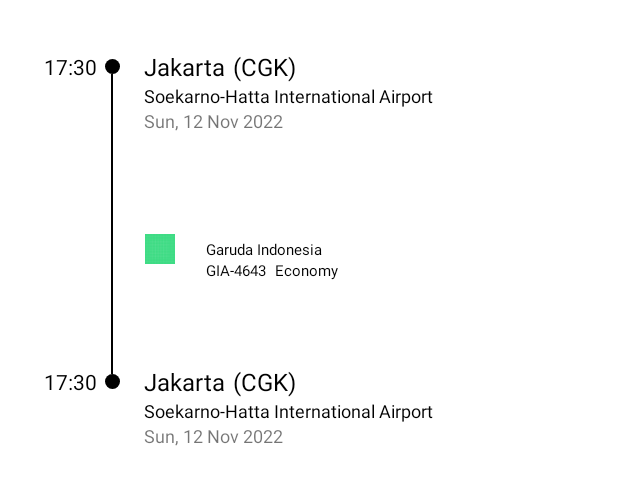
After one commit to Dwikaputra11/FlyPass, an Android app: the layout fragment_ticket_detail.xml on its own in the app's theme, with its tools: preview values and no code run, on a phone screen of 412 x 824 dp. The commit adds this screen. Shown: the top 485 px of the screen. Run offline under Robolectric (Android 15) with nearby library versions, the phone set to English and light mode, and no system bars.

Commit message:
Slicing Ticket List Complete

```diff
--- /dev/null
+++ b/user/app/src/main/res/layout/fragment_ticket_detail.xml
@@ -0,0 +1,199 @@
+<?xml version="1.0" encoding="utf-8"?>
+<LinearLayout xmlns:android="http://schemas.android.com/apk/res/android"
+    xmlns:app="http://schemas.android.com/apk/res-auto"
+    xmlns:tools="http://schemas.android.com/tools"
+    android:layout_width="match_parent"
+    android:layout_height="wrap_content"
+    android:background="@drawable/radius_10dp"
+    android:paddingHorizontal="10dp"
+    android:paddingBottom="20dp"
+    tools:context=".ui.ticket.TicketDetailFragment">
+
+    <androidx.constraintlayout.widget.ConstraintLayout
+        android:layout_width="match_parent"
+        android:layout_height="wrap_content">
+        <TextView
+            android:id="@+id/tvDepartTime"
+            android:layout_width="wrap_content"
+            android:layout_height="wrap_content"
+            android:layout_marginEnd="5dp"
+            android:text="17:30"
+            android:textColor="@color/black"
+            app:layout_constraintBottom_toTopOf="@+id/verticalLine"
+            app:layout_constraintEnd_toStartOf="@+id/dotOne"
+            app:layout_constraintTop_toTopOf="@+id/dotOne" />
+
+        <TextView
+            android:id="@+id/tvArriveTime"
+            android:layout_width="wrap_content"
+            android:layout_height="wrap_content"
+            android:layout_marginEnd="5dp"
+            android:text="17:30"
+            android:textColor="@color/black"
+            app:layout_constraintBottom_toBottomOf="@+id/dotTwo"
+            app:layout_constraintEnd_toStartOf="@+id/dotTwo"
+            app:layout_constraintTop_toBottomOf="@+id/verticalLine" />
+
+        <View
+            android:id="@+id/dotOne"
+            android:layout_width="10dp"
+            android:layout_height="10dp"
+            android:background="@drawable/circle_shape"
+            android:backgroundTint="@color/black"
+            app:layout_constraintBottom_toTopOf="@+id/verticalLine"
+            app:layout_constraintEnd_toEndOf="@+id/verticalLine"
+            app:layout_constraintStart_toStartOf="@+id/verticalLine" />
+
+        <View
+            android:id="@+id/dotTwo"
+            android:layout_width="10dp"
+            android:layout_height="10dp"
+            android:background="@drawable/circle_shape"
+            android:backgroundTint="@color/black"
+            app:layout_constraintEnd_toEndOf="@+id/verticalLine"
+            app:layout_constraintStart_toStartOf="@+id/verticalLine"
+            app:layout_constraintTop_toBottomOf="@+id/verticalLine" />
+
+        <View
+            android:id="@+id/verticalLine"
+            android:layout_width="1dp"
+            android:layout_height="200dp"
+            android:layout_marginStart="64dp"
+            android:background="@color/black"
+            app:layout_constraintBottom_toBottomOf="parent"
+            app:layout_constraintStart_toStartOf="parent"
+            app:layout_constraintTop_toTopOf="parent" />
+
+        <TextView
+            android:id="@+id/tvDepartCity"
+            android:layout_width="wrap_content"
+            android:layout_height="wrap_content"
+            android:layout_marginStart="16dp"
+            android:text="Jakarta"
+            android:textSize="16sp"
+            android:textColor="@color/black"
+            app:layout_constraintBottom_toTopOf="@+id/verticalLine"
+            app:layout_constraintStart_toEndOf="@+id/dotOne"
+            app:layout_constraintTop_toTopOf="@+id/dotOne" />
+
+        <TextView
+            android:id="@+id/aitaDepartAirport"
+            android:layout_width="wrap_content"
+            android:layout_height="wrap_content"
+            android:layout_marginStart="5dp"
+            android:text="(CGK)"
+            android:textSize="16sp"
+            android:textColor="@color/black"
+            app:layout_constraintBottom_toBottomOf="@+id/tvDepartCity"
+            app:layout_constraintStart_toEndOf="@+id/tvDepartCity"
+            app:layout_constraintTop_toTopOf="@+id/tvDepartCity" />
+
+        <TextView
+            android:id="@+id/tvArriveCity"
+            android:layout_width="wrap_content"
+            android:layout_height="wrap_content"
+            android:layout_marginStart="16dp"
+            android:text="Jakarta"
+            android:textSize="16sp"
+            android:textColor="@color/black"
+            app:layout_constraintBottom_toBottomOf="@+id/dotTwo"
+            app:layout_constraintStart_toEndOf="@+id/dotTwo"
+            app:layout_constraintTop_toBottomOf="@+id/verticalLine" />
+
+        <TextView
+            android:id="@+id/aitaArriveAirport"
+            android:layout_width="wrap_content"
+            android:layout_height="wrap_content"
+            android:layout_marginStart="5dp"
+            android:text="(CGK)"
+            android:textSize="16sp"
+            android:textColor="@color/black"
+            app:layout_constraintBottom_toBottomOf="@+id/tvArriveCity"
+            app:layout_constraintStart_toEndOf="@+id/tvArriveCity"
+            app:layout_constraintTop_toTopOf="@+id/tvArriveCity" />
+
+        <TextView
+            android:id="@+id/tvDepartAirportName"
+            android:layout_width="wrap_content"
+            android:layout_height="wrap_content"
+            android:text="Soekarno-Hatta International Airport"
+            android:textColor="@color/black"
+            android:textSize="12dp"
+            app:layout_constraintStart_toStartOf="@+id/tvDepartCity"
+            app:layout_constraintTop_toBottomOf="@+id/tvDepartCity" />
+
+        <TextView
+            android:id="@+id/tvDepartDate"
+            android:layout_width="wrap_content"
+            android:layout_height="wrap_content"
+            android:text="Sun, 12 Nov 2022"
+            android:textSize="12sp"
+            app:layout_constraintStart_toStartOf="@+id/tvDepartAirportName"
+            app:layout_constraintTop_toBottomOf="@+id/tvDepartAirportName" />
+
+        <TextView
+            android:id="@+id/tvArrivalAirportName"
+            android:layout_width="wrap_content"
+            android:layout_height="wrap_content"
+            android:text="Soekarno-Hatta International Airport"
+            android:textColor="@color/black"
+            android:textSize="12dp"
+            app:layout_constraintStart_toStartOf="@+id/tvArriveCity"
+            app:layout_constraintTop_toBottomOf="@+id/tvArriveCity" />
+
+        <TextView
+            android:id="@+id/tvArrivalDate"
+            android:layout_width="wrap_content"
+            android:layout_height="wrap_content"
+            android:text="Sun, 12 Nov 2022"
+            android:textSize="12sp"
+            app:layout_constraintStart_toStartOf="@+id/tvArrivalAirportName"
+            app:layout_constraintTop_toBottomOf="@+id/tvArrivalAirportName" />
+
+        <ImageView
+            android:id="@+id/airplaneLogo"
+            android:layout_width="30dp"
+            android:layout_height="20dp"
+            android:layout_marginStart="16dp"
+            android:src="@drawable/ic_launcher_background"
+            app:layout_constraintBottom_toTopOf="@+id/tvArriveCity"
+            app:layout_constraintStart_toEndOf="@+id/verticalLine"
+            app:layout_constraintTop_toBottomOf="@+id/tvDepartDate" />
+
+        <TextView
+            android:id="@+id/tvAirplaneName"
+            android:layout_width="wrap_content"
+            android:layout_height="wrap_content"
+            android:layout_marginStart="16dp"
+            android:text="Garuda Indonesia"
+            android:textColor="@color/black"
+            android:textSize="10sp"
+            app:layout_constraintBottom_toBottomOf="@+id/airplaneLogo"
+            app:layout_constraintStart_toEndOf="@+id/airplaneLogo"
+            app:layout_constraintTop_toTopOf="@+id/airplaneLogo" />
+
+        <TextView
+            android:id="@+id/flightCode"
+            android:layout_width="wrap_content"
+            android:layout_height="wrap_content"
+            android:text="GIA-4643"
+            android:textColor="@color/black"
+            android:textSize="10dp"
+            app:layout_constraintStart_toStartOf="@+id/tvAirplaneName"
+            app:layout_constraintTop_toBottomOf="@+id/tvAirplaneName" />
+
+        <TextView
+            android:id="@+id/seatClass"
+            android:layout_width="wrap_content"
+            android:layout_height="wrap_content"
+            android:layout_marginStart="5dp"
+            android:text="Economy"
+            android:textColor="@color/black"
+            android:textSize="10dp"
+            app:layout_constraintBottom_toBottomOf="@+id/flightCode"
+            app:layout_constraintStart_toEndOf="@+id/flightCode"
+            app:layout_constraintTop_toTopOf="@+id/flightCode" />
+    </androidx.constraintlayout.widget.ConstraintLayout>
+
+
+</LinearLayout>
--- a/user/app/src/main/res/layout/ticket_list_item.xml
+++ b/user/app/src/main/res/layout/ticket_list_item.xml
@@ -161,6 +161,7 @@
             app:layout_constraintTop_toTopOf="@+id/ivAirplaneLogo" />
 
         <com.google.android.material.button.MaterialButton
+            android:id="@+id/btnDetail"
             android:layout_width="wrap_content"
             android:layout_height="wrap_content"
             android:paddingHorizontal="5dp"
```
Also changed, not shown: user/app/src/main/java/cthree/user/flypass/adapter/TicketListAdapter.kt (added, +45 -0 lines), user/app/src/main/java/cthree/user/flypass/data/DummyData.kt (+79 -0 lines), user/app/src/main/java/cthree/user/flypass/data/Ticket.kt (added, +13 -0 lines), user/app/src/main/java/cthree/user/flypass/ui/ticket/TicketDetailFragment.kt (added, +42 -0 lines), user/app/src/main/java/cthree/user/flypass/ui/ticket/TicketListFragment.kt (+30 -3 lines), user/app/src/main/java/cthree/user/flypass/utils/Utils.kt (added, +9 -0 lines), user/app/src/main/res/layout/fragment_ticket_list.xml (+32 -25 lines).
